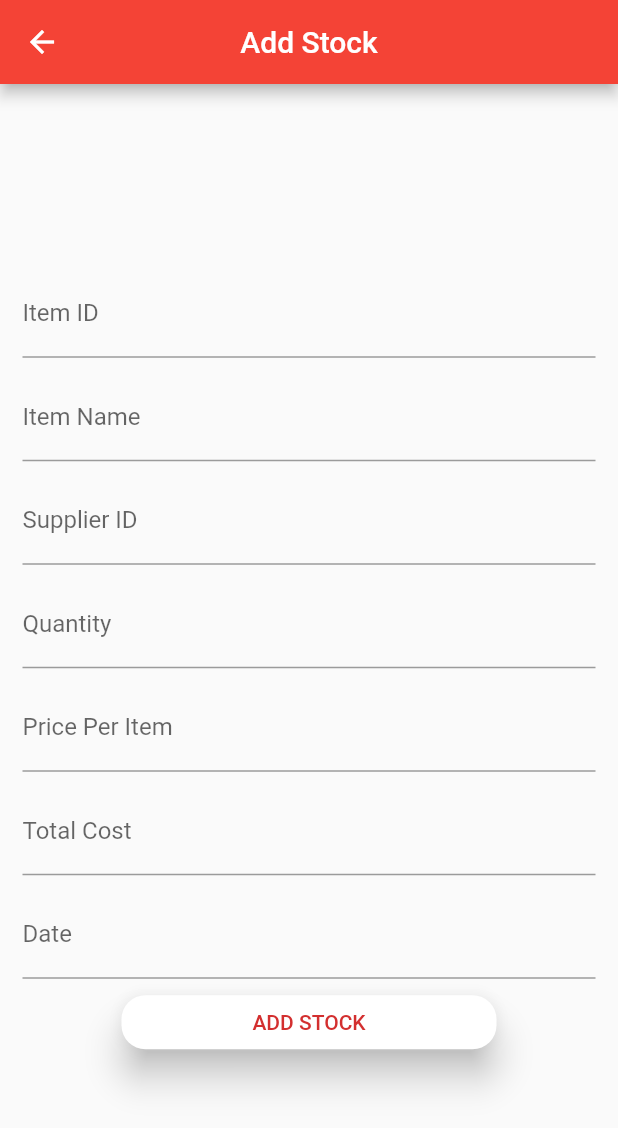
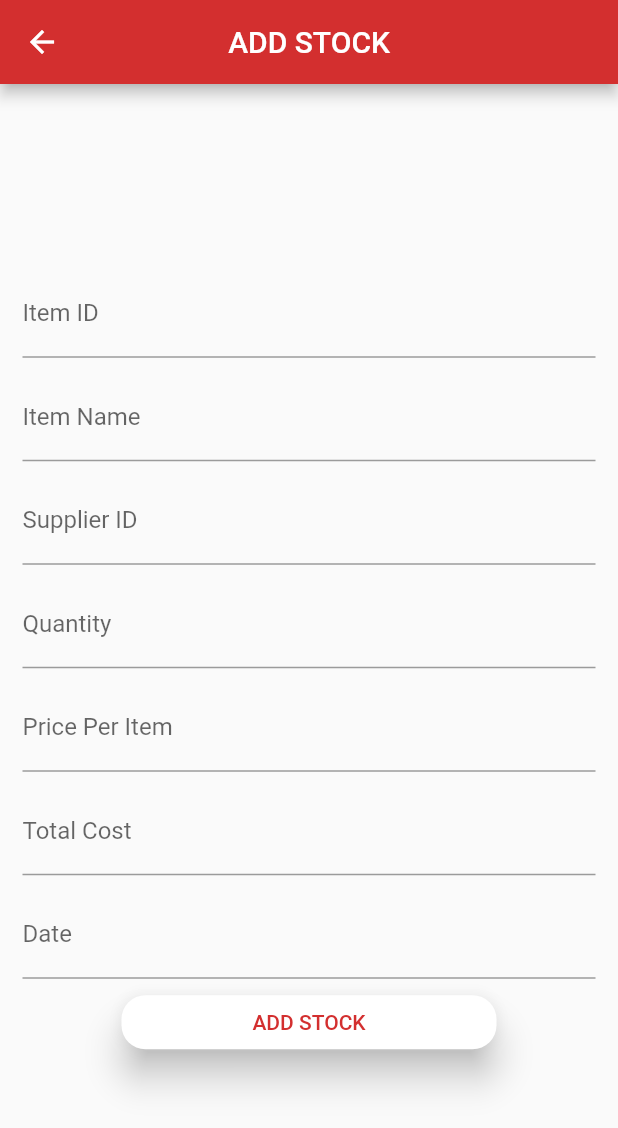
Before and after one commit to Rathish13/ITP_project_rathish, a Flutter app: the screen it shows after launch, after a tap on "ADD STOCK", on a phone screen of 412 x 824 dp. Shown: the top 1128 px of the screen. Run offline on Flutter 3.47's test engine with Material 2 defaults, Android fonts, the phone set to English and light mode, and no system bars; our stand-ins replace cloud_firestore, firebase_core; accounts and stored records are empty.

Commit message:
ITP changes

```diff
--- a/lib/Add.dart
+++ b/lib/Add.dart
@@ -86,7 +86,7 @@ class _AddState extends State<Add> {
     return Scaffold(
       appBar: AppBar(
         centerTitle: true,
-        title: Text("Add Stock"),
+        title: Text("ADD STOCK"),
       ),
       body: Center(
         child: Form(
--- a/lib/main.dart
+++ b/lib/main.dart
@@ -28,7 +28,7 @@ class MyApp extends StatelessWidget {
       title: 'STOCK MENU',
       theme: new ThemeData(
         brightness: Brightness.light,
-        primaryColor: Colors.red,
+        primaryColor: Colors.red[700],
         accentColor: Colors.grey,
       ),
       home: Home(),
```
